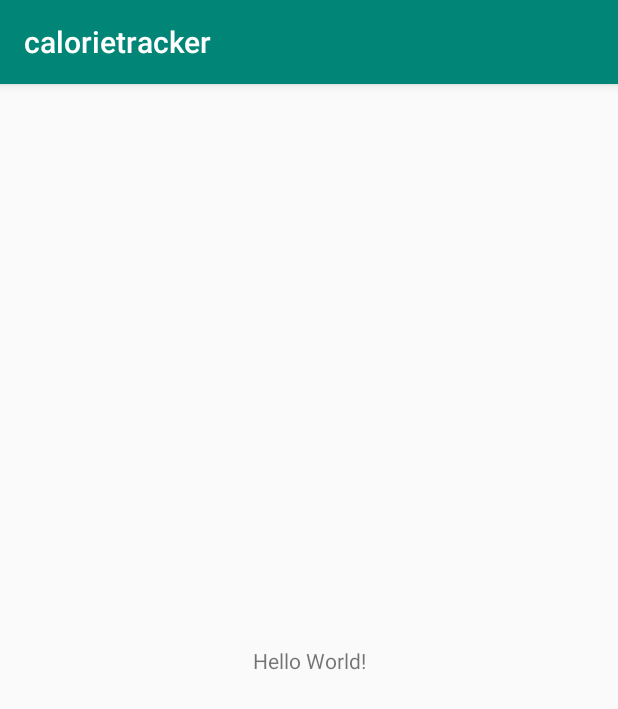
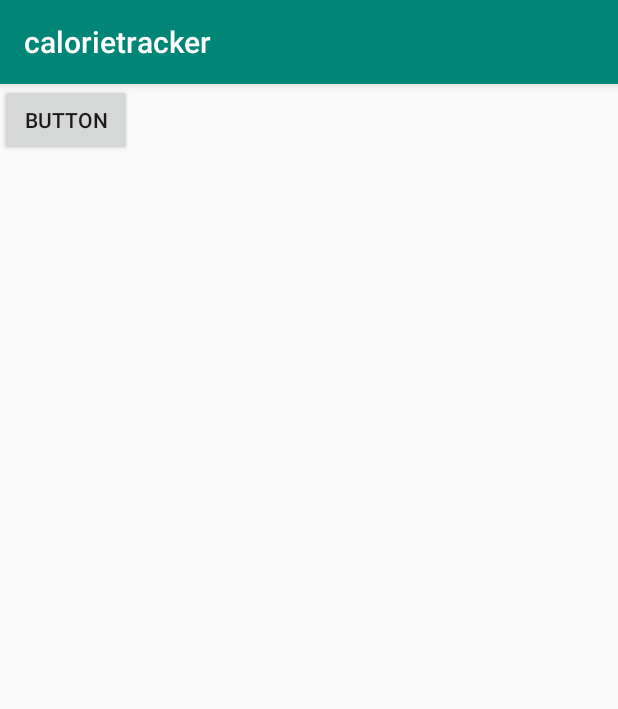
Before and after one commit to robbedec/calorietracker-android, an Android app: the screen it shows after launch (MainActivity), on a phone screen of 412 x 824 dp. Shown: the top 709 px of the screen. Run offline under Robolectric (Android 15) with nearby library versions, the phone set to English and light mode, and no system bars; our stand-ins replace data binding.

Commit message:
fix: home fragment

```diff
--- a/app/build.gradle
+++ b/app/build.gradle
@@ -4,9 +4,16 @@ apply plugin: 'kotlin-android'
 
 apply plugin: 'kotlin-android-extensions'
 
+apply plugin: 'kotlin-kapt'
+
+apply plugin: 'androidx.navigation.safeargs'
+
 android {
     compileSdkVersion 29
     buildToolsVersion "29.0.2"
+    dataBinding {
+        enabled = true
+    }
     defaultConfig {
         applicationId "com.example.android.calorietracker"
         minSdkVersion 19
@@ -29,7 +36,12 @@ dependencies {
     implementation 'androidx.appcompat:appcompat:1.1.0'
     implementation 'androidx.core:core-ktx:1.1.0'
     implementation 'androidx.constraintlayout:constraintlayout:1.1.3'
+    implementation 'androidx.legacy:legacy-support-v4:1.0.0'
     testImplementation 'junit:junit:4.12'
     androidTestImplementation 'androidx.test:runner:1.2.0'
     androidTestImplementation 'androidx.test.espresso:espresso-core:3.2.0'
+
+    // Navigation
+    implementation "android.arch.navigation:navigation-fragment-ktx:$navigation_version"
+    implementation "android.arch.navigation:navigation-ui-ktx:$navigation_version"
 }
--- a/app/src/main/AndroidManifest.xml
+++ b/app/src/main/AndroidManifest.xml
@@ -12,7 +12,6 @@
         <activity android:name=".MainActivity">
             <intent-filter>
                 <action android:name="android.intent.action.MAIN" />
-
                 <category android:name="android.intent.category.LAUNCHER" />
             </intent-filter>
         </activity>
--- /dev/null
+++ b/app/src/main/java/com/example/android/calorietracker/HomeFragment.kt
@@ -0,0 +1,21 @@
+package com.example.android.calorietracker
+
+
+import android.os.Bundle
+import androidx.fragment.app.Fragment
+import android.view.LayoutInflater
+import android.view.View
+import android.view.ViewGroup
+import android.widget.TextView
+import androidx.databinding.DataBindingUtil
+import com.example.android.calorietracker.databinding.FragmentHomeBinding
+
+class HomeFragment : Fragment() {
+
+    override fun onCreateView(inflater: LayoutInflater, container: ViewGroup?, savedInstanceState: Bundle?): View? {
+        val binding: FragmentHomeBinding = DataBindingUtil.inflate(inflater, R.layout.fragment_home, container, false)
+        return binding.root
+    }
+
+
+}
--- a/app/src/main/java/com/example/android/calorietracker/MainActivity.kt
+++ b/app/src/main/java/com/example/android/calorietracker/MainActivity.kt
@@ -2,11 +2,17 @@ package com.example.android.calorietracker
 
 import androidx.appcompat.app.AppCompatActivity
 import android.os.Bundle
+import androidx.databinding.DataBindingUtil
+import androidx.drawerlayout.widget.DrawerLayout
+import com.example.android.calorietracker.databinding.ActivityMainBinding
 
 class MainActivity : AppCompatActivity() {
+    // private lateinit var drawerLayout: DrawerLayout
+    // private lateinit var appBarConfiguration: AppBarConfiguration
 
     override fun onCreate(savedInstanceState: Bundle?) {
         super.onCreate(savedInstanceState)
-        setContentView(R.layout.activity_main)
+
+        val binding = DataBindingUtil.setContentView<ActivityMainBinding>(this, R.layout.activity_main)
     }
 }
--- a/app/src/main/res/layout/activity_main.xml
+++ b/app/src/main/res/layout/activity_main.xml
@@ -1,18 +1,17 @@
 <?xml version="1.0" encoding="utf-8"?>
-<androidx.constraintlayout.widget.ConstraintLayout xmlns:android="http://schemas.android.com/apk/res/android"
-    xmlns:app="http://schemas.android.com/apk/res-auto"
-    xmlns:tools="http://schemas.android.com/tools"
-    android:layout_width="match_parent"
-    android:layout_height="match_parent"
-    tools:context=".MainActivity">
 
-    <TextView
+<layout xmlns:android="http://schemas.android.com/apk/res/android"
+    xmlns:app="http://schemas.android.com/apk/res-auto">
+    <LinearLayout
         android:layout_width="wrap_content"
         android:layout_height="wrap_content"
-        android:text="Hello World!"
-        app:layout_constraintBottom_toBottomOf="parent"
-        app:layout_constraintLeft_toLeftOf="parent"
-        app:layout_constraintRight_toRightOf="parent"
-        app:layout_constraintTop_toTopOf="parent" />
-
-</androidx.constraintlayout.widget.ConstraintLayout>
+        android:orientation="vertical">
+        <fragment
+            android:id="@+id/myNavHostFragment"
+            android:name="com.example.android.calorietracker.HomeFragment"
+            android:layout_width="match_parent"
+            android:layout_height="match_parent"
+            app:defaultNavHost="true"
+        />
+    </LinearLayout>
+</layout>
--- /dev/null
+++ b/app/src/main/res/layout/fragment_home.xml
@@ -0,0 +1,20 @@
+<layout xmlns:android="http://schemas.android.com/apk/res/android"
+    xmlns:app="http://schemas.android.com/apk/res-auto"
+    xmlns:tools="http://schemas.android.com/tools"
+    tools:context="com.example.android.navigation.HomeFragment">
+
+    <androidx.constraintlayout.widget.ConstraintLayout
+        android:id="@+id/titleConstraint"
+        android:layout_width="match_parent"
+        android:layout_height="match_parent">
+
+
+        <Button
+            android:id="@+id/button"
+            android:layout_width="wrap_content"
+            android:layout_height="wrap_content"
+            android:text="Button"
+            tools:layout_editor_absoluteX="81dp"
+            tools:layout_editor_absoluteY="112dp" />
+    </androidx.constraintlayout.widget.ConstraintLayout>
+</layout>
--- a/app/src/main/res/values/strings.xml
+++ b/app/src/main/res/values/strings.xml
@@ -1,3 +1,6 @@
 <resources>
     <string name="app_name">calorietracker</string>
+
+    <!-- TODO: Remove or change this placeholder text -->
+    <string name="hello_blank_fragment">Hello blank fragment</string>
 </resources>
```
